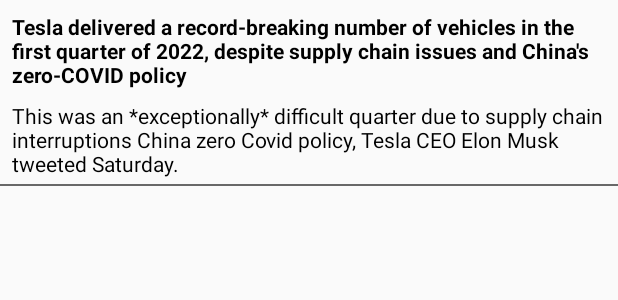
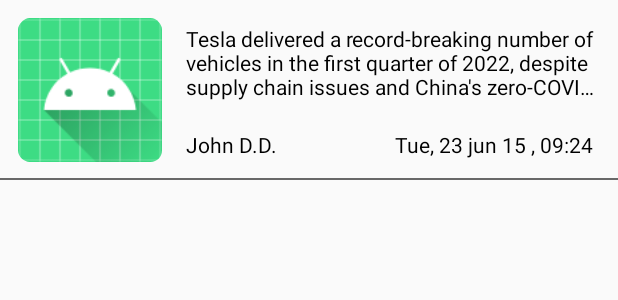
Before and after one commit to danilorlov12/NewsApp, an Android app: the layout item_news_list.xml on its own in the app's theme, with its tools: preview values and no code run, on a phone screen of 412 x 824 dp. Shown: the top 300 px of the screen. Run offline under Robolectric (Android 15) with nearby library versions, the phone set to English and light mode, and no system bars; network calls fail.

Commit message:
update news item in recyclerView

```diff
--- a/app/src/main/java/com/example/newsapp/presentation/news_list/adapter/NewsListAdapter.kt
+++ b/app/src/main/java/com/example/newsapp/presentation/news_list/adapter/NewsListAdapter.kt
@@ -24,8 +24,10 @@ class NewsListAdapter(
         val news = getItem(position)
         with(holder.binding) {
             with(news) {
-                tvTitle.text = title
-                tvDescription.text = description
+                tvTitle.text = title.ifEmpty { description }
+                tvAuthor.text = author
+                tvPublishedDate.text = publishedAt
+                //TODO ivImage.drawable =
             }
         }
     }
--- a/app/src/main/res/layout/item_news_list.xml
+++ b/app/src/main/res/layout/item_news_list.xml
@@ -5,27 +5,55 @@
     android:layout_width="match_parent"
     android:layout_height="wrap_content">
 
+    <ImageView
+        android:id="@+id/ivImage"
+        android:layout_width="96dp"
+        android:layout_height="96dp"
+        android:layout_margin="12dp"
+        android:src="@mipmap/ic_launcher"
+        app:layout_constraintBottom_toBottomOf="parent"
+        app:layout_constraintStart_toStartOf="parent"
+        app:layout_constraintTop_toTopOf="parent"
+        tools:src="@mipmap/ic_launcher" />
+
     <TextView
         android:id="@+id/tvTitle"
-        style="@style/BodyTitle14BlackLeft"
+        style="@style/BodySubtitle14GreyLeft"
         android:layout_width="0dp"
         android:layout_height="wrap_content"
-        android:layout_margin="8dp"
+        android:layout_marginStart="16dp"
+        android:layout_marginTop="4dp"
+        android:layout_marginEnd="16dp"
+        android:ellipsize="end"
+        android:maxLines="3"
         app:layout_constraintEnd_toEndOf="parent"
-        app:layout_constraintStart_toStartOf="parent"
-        app:layout_constraintTop_toTopOf="parent"
+        app:layout_constraintStart_toEndOf="@+id/ivImage"
+        app:layout_constraintTop_toTopOf="@+id/ivImage"
         tools:text="Tesla delivered a record-breaking number of vehicles in the first quarter of 2022, despite supply chain issues and China's zero-COVID policy" />
 
     <TextView
-        android:id="@+id/tvDescription"
+        android:id="@+id/tvAuthor"
         style="@style/BodySubtitle14GreyLeft"
         android:layout_width="0dp"
         android:layout_height="wrap_content"
-        android:layout_marginTop="8dp"
-        app:layout_constraintEnd_toEndOf="@+id/tvTitle"
-        app:layout_constraintStart_toStartOf="@+id/tvTitle"
-        app:layout_constraintTop_toBottomOf="@id/tvTitle"
-        tools:text="This was an *exceptionally* difficult quarter due to supply chain interruptions China zero Covid policy, Tesla CEO Elon Musk tweeted Saturday." />
+        android:layout_marginBottom="2dp"
+        android:layout_marginEnd="4dp"
+        android:singleLine="true"
+        app:layout_constraintBottom_toBottomOf="@id/ivImage"
+        app:layout_constraintEnd_toStartOf="@+id/tvPublishedDate"
+        app:layout_constraintStart_toStartOf="@id/tvTitle"
+        tools:text="John D.D." />
+
+    <TextView
+        android:id="@+id/tvPublishedDate"
+        style="@style/BodySubtitle14GreyLeft"
+        android:layout_width="wrap_content"
+        android:layout_height="wrap_content"
+        android:layout_marginBottom="2dp"
+        android:singleLine="true"
+        app:layout_constraintBottom_toBottomOf="@id/ivImage"
+        app:layout_constraintEnd_toEndOf="@id/tvTitle"
+        tools:text="Tue, 23 jun 15 , 09:24" />
 
     <View
         android:id="@+id/divider"
@@ -33,5 +61,6 @@
         android:layout_height="1dp"
         android:layout_marginTop="4dp"
         android:background="@color/grey"
-        app:layout_constraintTop_toBottomOf="@id/tvDescription"/>
+        app:layout_constraintBottom_toBottomOf="parent"
+        app:layout_constraintStart_toStartOf="parent" />
 </androidx.constraintlayout.widget.ConstraintLayout>
```
